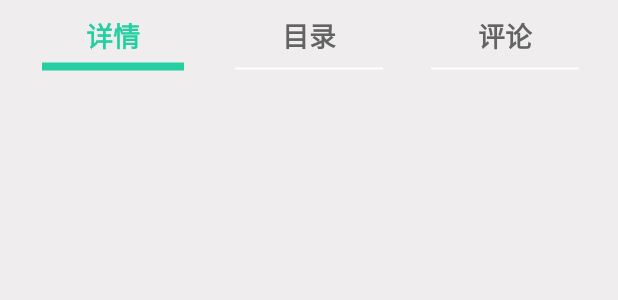
After one commit to dcxiaolou/InnerVoice, an Android app: the layout activity_course_introduce.xml on its own in the app's theme, with its tools: preview values and no code run, on a phone screen of 412 x 824 dp. The commit adds this screen. Shown: the top 300 px of the screen. Run offline under Robolectric (Android 15) with nearby library versions, the phone set to English and light mode, and no system bars.

Commit message:
添加课程简介模块（采用RadioGroup+ViewGroup），包括课程详情、课程目录、评论

```diff
--- a/app/src/main/java/com/android/dcxiaolou/innervoice/adapter/FragmentAdapter.java
+++ b/app/src/main/java/com/android/dcxiaolou/innervoice/adapter/FragmentAdapter.java
@@ -9,6 +9,7 @@ import java.util.List;
 
 /*
 * 主页、树洞页、信息页、个人中心页的适配器
+* 课程简介页面 详情、目录、评论的适配器
 * */
 
 public class FragmentAdapter extends FragmentPagerAdapter {
--- /dev/null
+++ b/app/src/main/res/drawable/course_introduce_rb.xml
@@ -0,0 +1,6 @@
+<?xml version="1.0" encoding="utf-8"?>
+<!--课程简介展示页面RadioButton的点击变换-->
+<selector xmlns:android="http://schemas.android.com/apk/res/android">
+    <item android:state_checked="true" android:drawable="@drawable/underline_rude"/>
+    <item android:state_checked="false" android:drawable="@drawable/underline_thin"/>
+</selector>
--- /dev/null
+++ b/app/src/main/res/drawable/underline_rude.xml
@@ -0,0 +1,12 @@
+<?xml version="1.0" encoding="utf-8"?>
+<!--自定义粗的下划线-->
+<shape xmlns:android="http://schemas.android.com/apk/res/android"
+    android:shape="line"
+    android:useLevel="true">
+    <!--描边属性，可以定义描边的宽度，颜色，虚实线等-->
+    <stroke
+        android:width="5dp"
+        android:color="@color/main_color" />
+    <size android:width="100dp"
+        android:height="10dp"/>
+</shape>
--- /dev/null
+++ b/app/src/main/res/drawable/underline_thin.xml
@@ -0,0 +1,12 @@
+<?xml version="1.0" encoding="utf-8"?>
+<!--自定义细的下划线-->
+<shape xmlns:android="http://schemas.android.com/apk/res/android"
+    android:shape="line"
+    android:useLevel="true">
+    <!--描边属性，可以定义描边的宽度，颜色，虚实线等-->
+    <stroke
+        android:width="1dp"
+        android:color="@color/white" />
+    <size android:width="100dp"
+        android:height="10dp"/>
+</shape>
--- /dev/null
+++ b/app/src/main/res/layout/activity_course_introduce.xml
@@ -0,0 +1,66 @@
+<?xml version="1.0" encoding="utf-8"?>
+<!--课程简介界面-->
+
+<LinearLayout xmlns:android="http://schemas.android.com/apk/res/android"
+    android:orientation="vertical"
+    android:layout_width="match_parent"
+    android:layout_height="match_parent"
+    android:background="@color/root_bg_color">
+
+    <RadioGroup
+        android:orientation="horizontal"
+        android:layout_width="match_parent"
+        android:layout_height="wrap_content"
+        android:layout_margin="10dp">
+
+        <RadioButton
+            android:id="@+id/rb_detail"
+            android:button="@null"
+            android:layout_width="0dp"
+            android:layout_weight="1"
+            android:layout_height="wrap_content"
+            android:gravity="center"
+            android:drawableBottom="@drawable/course_introduce_rb"
+            android:drawablePadding="2dp"
+            android:text="详情"
+            android:checked="true"
+            android:textStyle="bold"
+            android:textColor="@color/rb_text_color"
+            android:textSize="18sp"/>
+
+        <RadioButton
+            android:id="@+id/rb_catalog"
+            android:button="@null"
+            android:layout_width="0dp"
+            android:layout_weight="1"
+            android:layout_height="wrap_content"
+            android:gravity="center"
+            android:drawableBottom="@drawable/course_introduce_rb"
+            android:drawablePadding="3dp"
+            android:text="目录"
+            android:textColor="@color/rb_text_color"
+            android:textStyle="bold"
+            android:textSize="18sp"/>
+
+        <RadioButton
+            android:id="@+id/rb_common"
+            android:button="@null"
+            android:layout_width="0dp"
+            android:layout_weight="1"
+            android:layout_height="wrap_content"
+            android:gravity="center"
+            android:drawableBottom="@drawable/course_introduce_rb"
+            android:drawablePadding="3dp"
+            android:text="评论"
+            android:textColor="@color/rb_text_color"
+            android:textStyle="bold"
+            android:textSize="18sp"/>
+
+    </RadioGroup>
+
+    <android.support.v4.view.ViewPager
+        android:id="@+id/view_pager"
+        android:layout_width="match_parent"
+        android:layout_height="wrap_content"/>
+
+</LinearLayout>
--- a/app/src/main/res/layout/course_guide_item.xml
+++ b/app/src/main/res/layout/course_guide_item.xml
@@ -1,6 +1,7 @@
 <android.support.v7.widget.CardView xmlns:android="http://schemas.android.com/apk/res/android"
     xmlns:app="http://schemas.android.com/apk/res-auto"
     xmlns:dc="http://schemas.android.com/apk/res-auto"
+    android:id="@+id/course_item_card_view"
     android:layout_width="200dp"
     android:layout_height="200dp"
     android:layout_margin="10dp"
```
Also changed, not shown: app/src/main/AndroidManifest.xml (+5 -2 lines), app/src/main/java/com/android/dcxiaolou/innervoice/adapter/CourseRecommendAdapter.java (+17 -3 lines), app/src/main/java/com/android/dcxiaolou/innervoice/fragemnt/CourseCatalogFragment.java (added, +27 -0 lines), app/src/main/java/com/android/dcxiaolou/innervoice/fragemnt/CourseCommonFragment.java (added, +27 -0 lines), app/src/main/java/com/android/dcxiaolou/innervoice/fragemnt/CourseDetailFragment.java (added, +130 -0 lines), app/src/main/java/com/android/dcxiaolou/innervoice/mode/CourseDetail.java (added, +17 -0 lines), app/src/main/java/com/android/dcxiaolou/innervoice/mode/CourseIntroduce.java (added, +17 -0 lines), app/src/main/java/com/android/dcxiaolou/innervoice/mode/CourseIntroduceForShow.java (added, +17 -0 lines), app/src/main/res/layout/fragment_course_catalog.xml (added, +17 -0 lines), app/src/main/res/layout/fragment_course_common.xml (added, +17 -0 lines), app/src/main/res/layout/fragment_course_detail.xml (added, +20 -0 lines).
